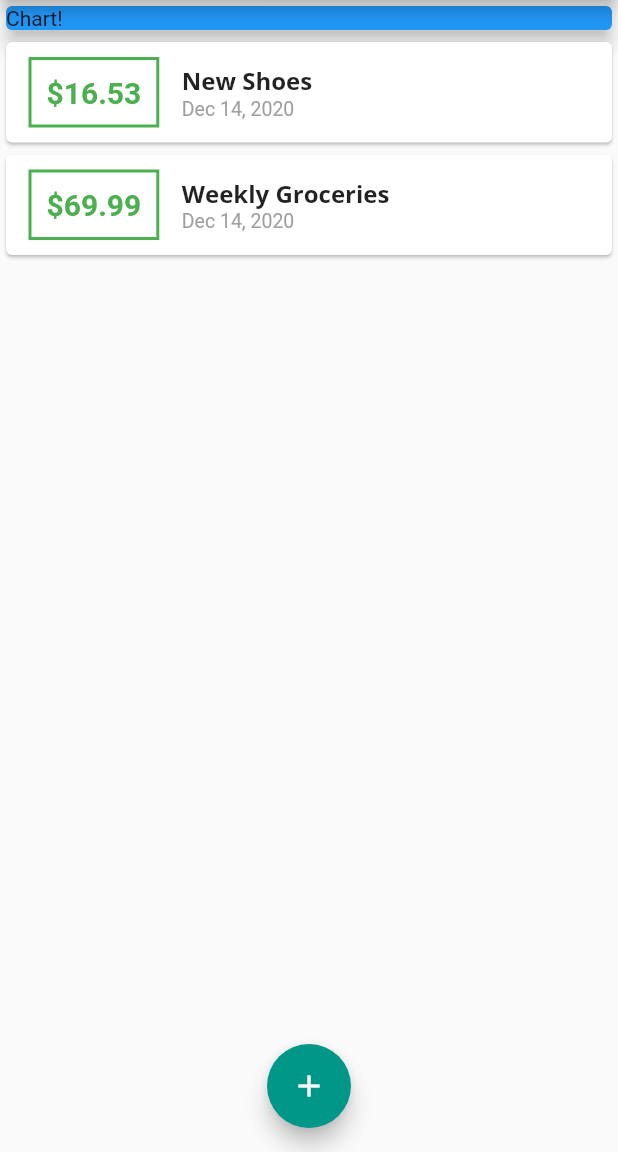
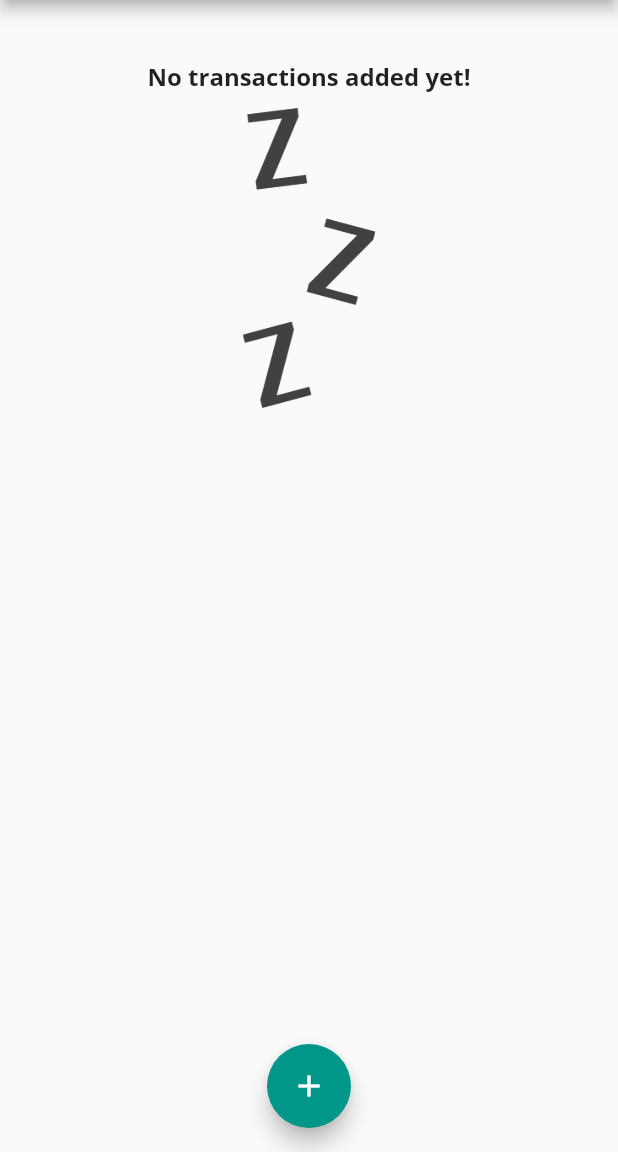
Before and after one commit to bryantwilliam/personal_expenses, a Flutter app: the screen it shows after launch, on a phone screen of 412 x 824 dp, the part 84-1236 px from its top. Run offline on Flutter 3.47's test engine with Material 2 defaults, Android fonts, the phone set to English and light mode, and no system bars.

Commit message:
started making chart

```diff
--- a/lib/main.dart
+++ b/lib/main.dart
@@ -4,6 +4,7 @@ import 'package:personal_expenses/widgets/new_transaction.dart';
 import './widgets/new_transaction.dart';
 import './widgets/transaction_list.dart';
 import './models/transaction.dart';
+import './widgets/chart.dart';
 
 void main() => runApp(MyApp());
 
@@ -45,19 +46,29 @@ class MyHomePage extends StatefulWidget {
 
 class _MyHomePageState extends State<MyHomePage> {
   final List<Transaction> _userTransactions = [
-    Transaction(
-      id: "t1",
-      title: "New Shoes",
-      amount: 16.53,
-      date: DateTime.now(),
-    ),
-    Transaction(
-      id: "t2",
-      title: "Weekly Groceries",
-      amount: 69.99,
-      date: DateTime.now(),
-    ),
+    // Transaction(
+    //   id: "t1",
+    //   title: "New Shoes",
+    //   amount: 16.53,
+    //   date: DateTime.now(),
+    // ),
+    // Transaction(
+    //   id: "t2",
+    //   title: "Weekly Groceries",
+    //   amount: 69.99,
+    //   date: DateTime.now(),
+    // ),
   ];
+
+  List<Transaction> get _recentTransactions {
+    return _userTransactions.where((trans) {
+      return trans.date.isAfter(
+        DateTime.now().subtract(
+          Duration(days: 7),
+        ),
+      );
+    }).toList();
+  }
 
   void _addNewTransaction(String title, double amount) {
     final newTrans = Transaction(
@@ -99,14 +110,7 @@ class _MyHomePageState extends State<MyHomePage> {
         child: Column(
           crossAxisAlignment: CrossAxisAlignment.stretch,
           children: <Widget>[
-            Container(
-              width: double.infinity,
-              child: Card(
-                color: Colors.blue,
-                child: Text("Chart!"),
-                elevation: 5,
-              ),
-            ),
+            Chart(_recentTransactions),
             TransactionList(_userTransactions),
           ],
         ),
--- /dev/null
+++ b/lib/widgets/chart.dart
@@ -0,0 +1,45 @@
+import 'package:flutter/material.dart';
+import 'package:flutter/rendering.dart';
+import 'package:intl/intl.dart';
+import '../models/transaction.dart';
+
+class Chart extends StatelessWidget {
+  final List<Transaction> recentTransactions;
+
+  Chart(this.recentTransactions);
+
+  List<Map<String, Object>> get groupedTransactionValues {
+    return List.generate(7, (index) {
+      final weekDay = DateTime.now().subtract(
+        Duration(days: index),
+      );
+
+      var totalSum = 0.0;
+      for (var recentTrans in recentTransactions) {
+        final rtDate = recentTrans.date;
+        if (rtDate.day == weekDay.day &&
+            rtDate.month == weekDay.month &&
+            rtDate.year == weekDay.year) {
+          totalSum += recentTrans.amount;
+        }
+      }
+
+      print(DateFormat.E().format(weekDay));
+      print(totalSum);
+
+      return {'day': DateFormat.E().format(weekDay), 'amount': totalSum};
+    });
+  }
+
+  @override
+  Widget build(BuildContext context) {
+    print(groupedTransactionValues);
+    return Card(
+      elevation: 6,
+      margin: EdgeInsets.all(20),
+      child: Row(
+        children: <Widget>[],
+      ),
+    );
+  }
+}
--- a/lib/widgets/transaction_list.dart
+++ b/lib/widgets/transaction_list.dart
@@ -11,7 +11,26 @@ class TransactionList extends StatelessWidget {
   Widget build(BuildContext context) {
     return Container(
       height: 300,
-      child: ListView.builder(
+      child: transactions.isEmpty
+          ? Column(
+              children: <Widget>[
+                Text(
+                  'No transactions added yet!',
+                  style: Theme.of(context).textTheme.headline6,
+                ),
+                SizedBox(
+                  height: 10,
+                ),
+                Container(
+                  height: 200,
+                  child: Image.asset(
+                    'assets/images/waiting.png',
+                    fit: BoxFit.cover,
+                  ),
+                ),
+              ],
+            )
+          : ListView.builder(
               itemBuilder: (lvContext, index) {
                 return Card(
                   child: Row(
--- a/pubspec.yaml
+++ b/pubspec.yaml
@@ -46,8 +46,8 @@ flutter:
   uses-material-design: true
 
   # To add assets to your application, add an assets section, like this:
-  # assets:
-  #   - images/a_dot_burr.jpeg
+  assets:
+    - assets/images/waiting.png
   #   - images/a_dot_ham.jpeg
 
   # An image asset can refer to one or more resolution-specific "variants", see
```
Also changed, not shown: assets/images/waiting.png (added). Lines whose indentation alone changed are shown as unchanged.
